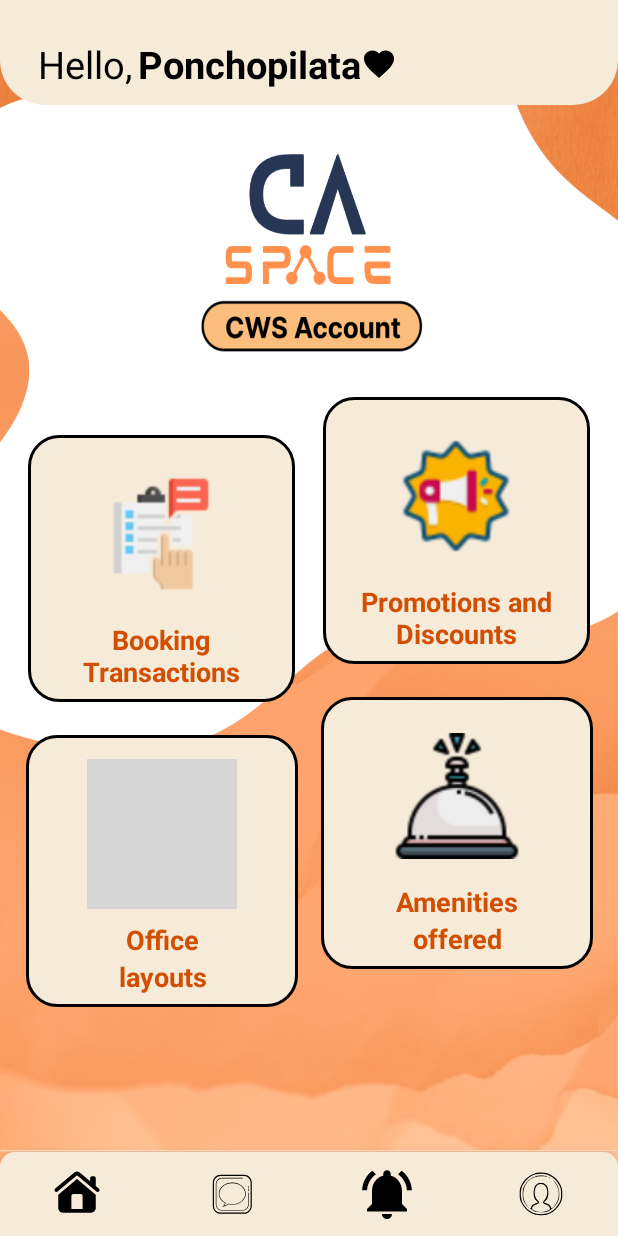
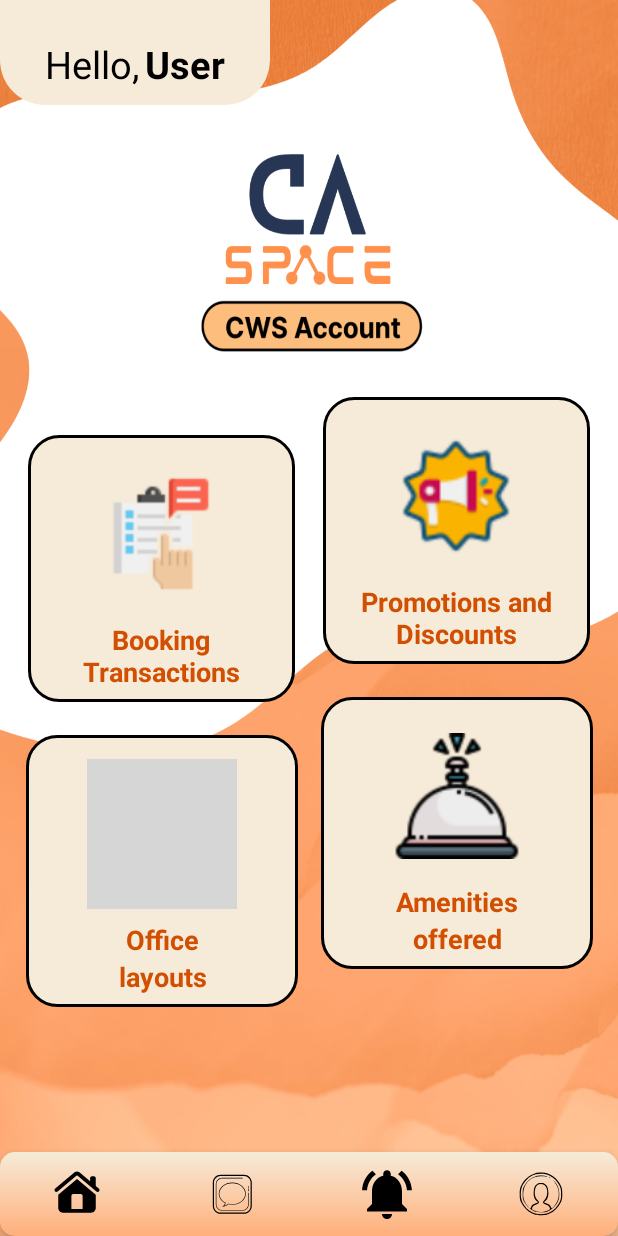
Before and after one commit to mangeltk/CaSpaceApplication, an Android app: the OwnerHomepage screen opened directly, with no data from a screen before it, on a phone screen of 412 x 824 dp. Run offline under Robolectric (Android 15) with nearby library versions, the phone set to English and light mode, and no system bars; our stand-ins replace Firebase (no records; nobody signed in at launch, a user with empty details on screens opened directly); Roboto replaces fonts that are not available here; grey boxes are pictures that could not be loaded.

```diff
--- a/app/src/main/res/layout/activity_owner_homepage.xml
+++ b/app/src/main/res/layout/activity_owner_homepage.xml
@@ -9,10 +9,11 @@
 
     <androidx.constraintlayout.widget.ConstraintLayout
         android:id="@+id/layoutHeader"
-        android:layout_width="match_parent"
+        android:layout_width="wrap_content"
         android:layout_height="wrap_content"
         android:background="@drawable/header_background_forownerhomepage"
         android:padding="10dp"
+        android:paddingEnd="30dp"
         app:layout_constraintTop_toTopOf="parent"
         android:backgroundTint="@color/orange14">
 
@@ -20,7 +21,7 @@
             android:id="@+id/textHello"
             android:layout_width="wrap_content"
             android:layout_height="wrap_content"
-            android:layout_marginStart="15dp"
+            android:layout_marginStart="20dp"
             android:layout_marginTop="15dp"
             android:text="Hello,"
             android:textColor="@color/black"
@@ -34,65 +35,15 @@
             android:layout_height="wrap_content"
             android:layout_marginStart="4dp"
             android:layout_marginTop="15dp"
-            android:text="Ponchopilata"
+            android:text="User"
             android:textColor="@color/black"
             android:textSize="25sp"
             android:textStyle="bold"
             app:layout_constraintStart_toEndOf="@+id/textHello"
             app:layout_constraintTop_toTopOf="parent"
-            android:drawableEnd="@drawable/ic_baseline_favorite_24"/>
-
-        <!--<ImageView
-            android:id="@+id/imageMenu"
-            android:layout_width="30dp"
-            android:layout_height="30dp"
-            android:layout_marginEnd="15dp"
-            android:contentDescription="@string/app_name"
-            android:src="@drawable/ic_menu_white"
-            app:layout_constraintBottom_toBottomOf="@id/textHello"
-            app:layout_constraintEnd_toEndOf="parent"
-            app:layout_constraintTop_toTopOf="@id/textHello" />-->
-
-        <!--<LinearLayout
-            android:layout_width="match_parent"
-            android:layout_height="wrap_content"
-            android:layout_marginStart="15dp"
-            android:layout_marginTop="15dp"
-            android:layout_marginEnd="15dp"
-            android:layout_marginBottom="10dp"
-            android:background="@drawable/white_rectangle_background_forownerhomepage"
-            android:orientation="horizontal"
-            app:layout_constraintBottom_toBottomOf="parent"
-            app:layout_constraintTop_toBottomOf="@id/imageMenu">
-
-            <EditText
-                android:layout_width="0dp"
-                android:layout_height="40dp"
-                android:layout_weight="1"
-
-                android:hint="search elements"
-                android:imeOptions="actionSearch"
-                android:importantForAutofill="no"
-                android:inputType="text"
-                android:paddingStart="15dp"
-                android:paddingEnd="15dp"
-                android:textColor="@color/gray"
-                android:textSize="16sp" />
-
-            <ImageView
-                android:layout_width="40dp"
-                android:layout_height="40dp"
-                android:background="@drawable/search_icon_background_forownerhomepage"
-                android:contentDescription="@string/app_name"
-                android:padding="6dp"
-                android:src="@drawable/ic_baseline_search_24"
-                app:tint="@color/white" />
-
-        </LinearLayout>-->
+            />
 
     </androidx.constraintlayout.widget.ConstraintLayout>
-
-
 
     <ScrollView
         android:layout_width="match_parent"
@@ -260,33 +211,6 @@
 
             </LinearLayout>
 
-            <!--<androidx.constraintlayout.widget.ConstraintLayout
-                android:layout_width="0dp"
-                android:layout_height="wrap_content"
-                android:layout_marginTop="22dp"
-                android:background="@drawable/trending_background_forownerhomepage"
-                android:padding="20dp"
-                app:layout_constraintEnd_toEndOf="@id/layoutAmenities"
-                app:layout_constraintStart_toStartOf="@id/layoutBookings"
-                app:layout_constraintTop_toBottomOf="@id/layoutBranchOffices">
-
-                <TextView
-                    android:id="@+id/textTrending"
-                    android:layout_width="wrap_content"
-                    android:layout_height="wrap_content"
-                    android:background="@drawable/white_rectangle_background_forownerhomepage"
-                    android:paddingStart="8dp"
-                    android:paddingTop="2dp"
-                    android:paddingEnd="8dp"
-                    android:paddingBottom="2dp"
-                    android:text="trending"
-                    android:textColor="@color/black"
-                    android:textSize="16sp"
-                    app:layout_constraintEnd_toEndOf="parent"
-                    app:layout_constraintTop_toTopOf="parent" />
-
-            </androidx.constraintlayout.widget.ConstraintLayout>-->
-
         </androidx.constraintlayout.widget.ConstraintLayout>
 
     </ScrollView>
@@ -301,19 +225,13 @@
         app:labelVisibilityMode="unlabeled"
         app:layout_constraintBottom_toBottomOf="parent"
         app:menu="@menu/owner_menu_item"
-        android:background="@drawable/success_bg"
-        app:backgroundTint="@color/orange14"
-        android:elevation="8dp"
-
-
-        />
+        android:background="@drawable/trending_background_forownerhomepage"
+        android:elevation="8dp"/>
 
     <View
         android:id="@+id/viewDivider"
         android:layout_width="match_parent"
         android:layout_height="1dp"
-        android:background="@drawable/trending_background_forownerhomepage"
-        app:layout_constraintBottom_toTopOf="@id/bottomNavigationView"
-        />
+        app:layout_constraintBottom_toTopOf="@id/bottomNavigationView"/>
 
 </androidx.constraintlayout.widget.ConstraintLayout>
--- a/app/src/main/res/layout/activity_owner_pro_disc.xml
+++ b/app/src/main/res/layout/activity_owner_pro_disc.xml
@@ -7,8 +7,6 @@
     tools:context=".Owner.Owner_ProDisc"
     android:background="@color/orange14"
     android:orientation="vertical">
-
-
 
     <LinearLayout
         android:layout_width="match_parent"
@@ -30,6 +28,7 @@
             android:layout_weight="1"
             android:background="@drawable/buttonwhite_borderblack"
             android:padding="20dp"
+            android:textSize="16sp"
             android:text="Promotions and Discounts"
             android:textColor="@color/black"
             android:textStyle="bold"
@@ -98,5 +97,4 @@
 
 
 
-
 </LinearLayout>
--- a/app/src/main/res/layout/activity_register_owner_space_branch.xml
+++ b/app/src/main/res/layout/activity_register_owner_space_branch.xml
@@ -59,7 +59,6 @@
             android:textColorHint="@color/white"
             android:textSize="17dp" />
 
-
         <Spinner
             android:id="@+id/spinnerCategories"
             android:layout_width="300dp"
```
Also changed, not shown: app/src/main/java/com/example/caspaceapplication/Owner/OwnerProDisc_ModelClass.java (+19 -19 lines), app/src/main/java/com/example/caspaceapplication/Owner/Owner_OfficeLayouts.java (+1 -6 lines), app/src/main/java/com/example/caspaceapplication/Owner/Owner_ProDisc.java (+138 -5 lines), app/src/main/java/com/example/caspaceapplication/Owner/ProDisc_AdapterClass.java (added, +91 -0 lines), app/src/main/res/layout/popout_prodisc_add.xml (+1 -16 lines), app/src/main/res/layout/prodisc_description_popup.xml (added, +60 -0 lines), app/src/main/res/layout/recycler_item_officelayouts.xml (+21 -31 lines), app/src/main/res/layout/recyleritem_prodisc.xml (added, +58 -0 lines).
